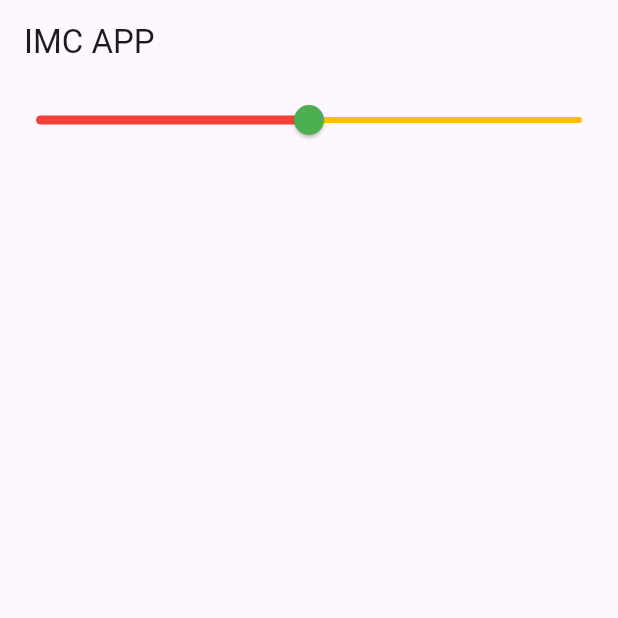
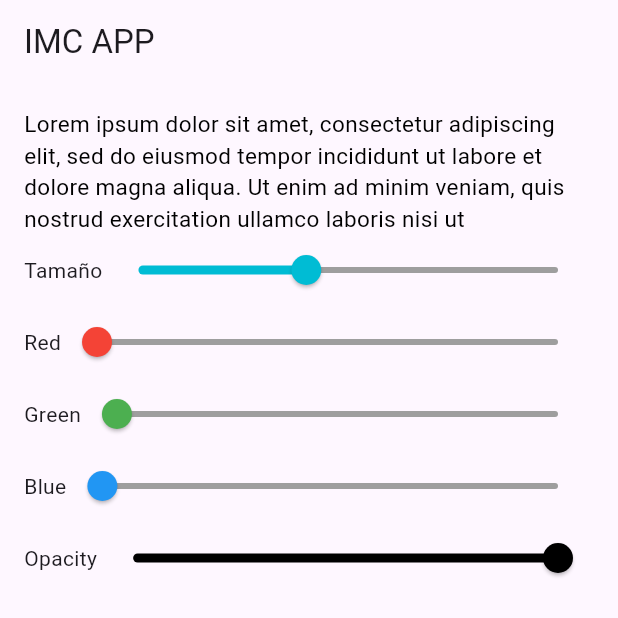
Before and after one commit to fr4nsgallegos/imcappg12, a Flutter app: the screen it shows after launch, on a phone screen of 412 x 824 dp, the top half of it. Run offline on Flutter 3.47's test engine with Material 3 defaults, Android fonts, the phone set to English and light mode, and no system bars.

Commit message:
change color and opacity

```diff
--- a/lib/pages/home_page.dart
+++ b/lib/pages/home_page.dart
@@ -7,27 +7,86 @@ class HomePage extends StatefulWidget {
 
 class _HomePageState extends State<HomePage> {
   double valor = 8.5;
+  double red = 0, green = 0, blue = 0, opacity = 1.0;
+  bool? isChecked = false;
+  double fontSize = 15;
+
+  Widget buildSliderRow(
+    double variable,
+    String title,
+    String tipo,
+    Color color,
+    Function(double) onChangedFunction,
+  ) {
+    //TIPO c-color , t-tamaño, o-opacidad
+    return Row(
+      children: [
+        Text(title),
+        Expanded(
+          child: Slider(
+            max:
+                tipo == 'c'
+                    ? 255
+                    : tipo == 't'
+                    ? 30
+                    : 1,
+            min:
+                tipo == 'c'
+                    ? 0
+                    : tipo == 't'
+                    ? 5
+                    : 0,
+            activeColor: color,
+            inactiveColor: Colors.grey,
+            value: variable,
+            thumbColor: color,
+            onChanged: (value) {
+              onChangedFunction(value);
+              setState(() {});
+            },
+          ),
+        ),
+      ],
+    );
+  }
 
   @override
   Widget build(BuildContext context) {
     return Scaffold(
       appBar: AppBar(title: Text("IMC APP")),
-      body: Column(
-        children: [
-          Slider(
-            max: 10,
-            min: 7,
-            activeColor: Colors.red,
-            inactiveColor: Colors.amber,
-            value: valor,
-            thumbColor: Colors.green,
-            onChanged: (value) {
-              valor = value;
-              print(value);
-              setState(() {});
-            },
-          ),
-        ],
+      body: Padding(
+        padding: const EdgeInsets.all(16.0),
+        child: Column(
+          children: [
+            Text(
+              "Lorem ipsum dolor sit amet, consectetur adipiscing elit, sed do eiusmod tempor incididunt ut labore et dolore magna aliqua. Ut enim ad minim veniam, quis nostrud exercitation ullamco laboris nisi ut ",
+              style: TextStyle(
+                fontSize: fontSize,
+                color: Color.fromRGBO(
+                  red.toInt(),
+                  green.toInt(),
+                  blue.toInt(),
+                  opacity,
+                ),
+              ),
+            ),
+            buildSliderRow(fontSize, "Tamaño", "t", Colors.cyan, (val) {
+              fontSize = val;
+            }),
+            buildSliderRow(red, "Red", "c", Colors.red, (val) {
+              red = val;
+            }),
+            buildSliderRow(green, "Green", "c", Colors.green, (val) {
+              green = val;
+            }),
+            buildSliderRow(blue, "Blue", "c", Colors.blue, (val) {
+              blue = val;
+            }),
+            buildSliderRow(opacity, "Opacity", "o", Colors.black, (val) {
+              opacity = val;
+            }),
+          ],
+        ),
       ),
     );
   }
```
